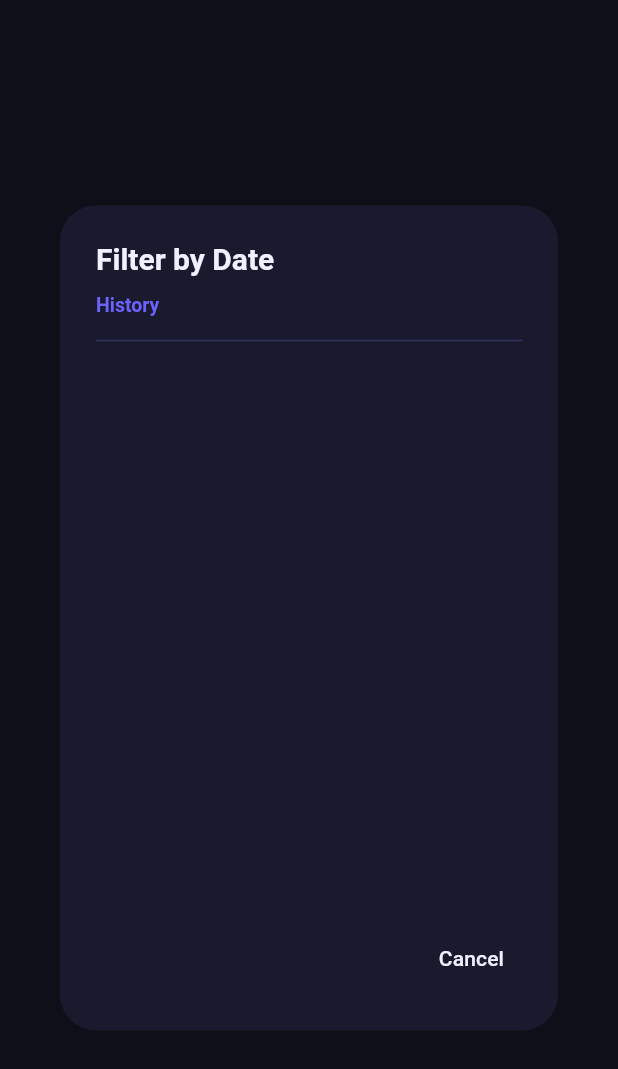
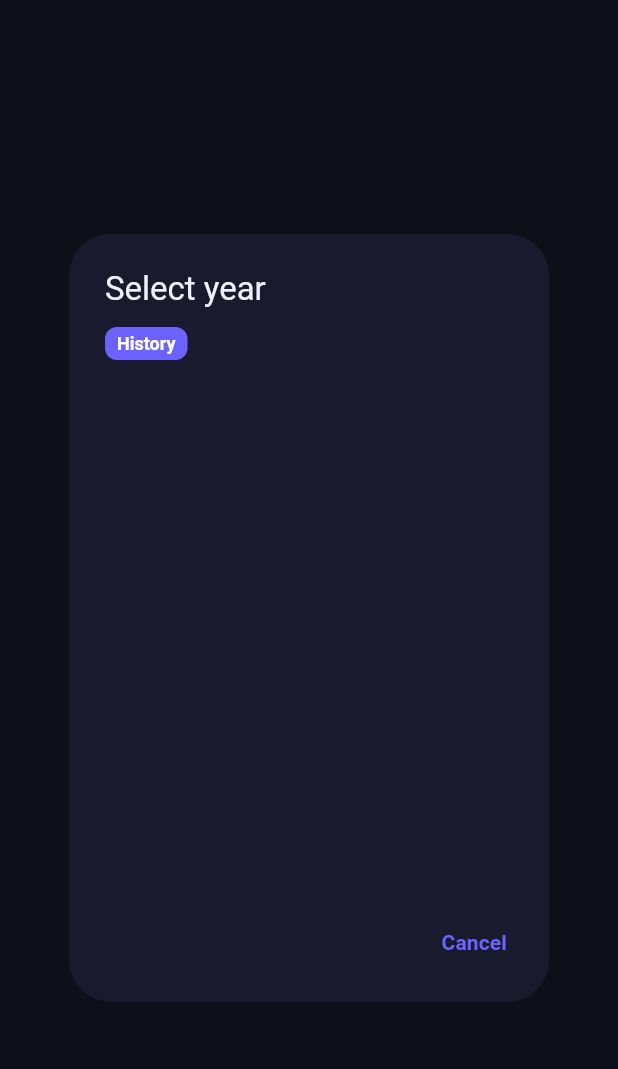
Before and after one commit to SooYM/OCR-II, a Flutter app: the _HierarchicalDatePickerDialog widget shown alone on an empty page, opened directly with empty values, on a phone screen of 412 x 824 dp. Shown: the top 1069 px of the screen. Run offline on Flutter 3.47's test engine with Material 3 defaults, Android fonts, the phone set to English and light mode, and no system bars; our stand-ins replace animate_do, fl_chart, flutter_markdown, image_picker, shared_preferences; accounts and stored records are empty; Roboto replaces fonts that are missing (Helvetica Neue).

Commit message:
UI: Refined hierarchical date picker to Google Material 3 style

```diff
--- a/frontend/lib/screens/main_screen.dart
+++ b/frontend/lib/screens/main_screen.dart
@@ -1849,21 +1849,154 @@ class _HierarchicalDatePickerDialogState extends State<_HierarchicalDatePickerDi
   Widget build(BuildContext context) {
     return AlertDialog(
       backgroundColor: Theme.of(context).colorScheme.surface,
-      shape: RoundedRectangleBorder(borderRadius: BorderRadius.circular(24)),
+      shape: RoundedRectangleBorder(borderRadius: BorderRadius.circular(28)),
       contentPadding: EdgeInsets.zero,
-      title: _buildHeader(),
+      clipBehavior: Clip.antiAlias,
       content: SizedBox(
-        width: double.maxFinite,
-        height: 380,
+        width: 320,
+        child: Column(
+          mainAxisSize: MainAxisSize.min,
+          children: [
+            _buildHeader(),
+            SizedBox(
+              height: 340,
+              child: AnimatedSwitcher(
+                duration: const Duration(milliseconds: 300),
+                transitionBuilder: (Widget child, Animation<double> animation) {
+                  return FadeTransition(
+                    opacity: animation,
+                    child: SlideTransition(
+                      position: Tween<Offset>(
+                        begin: const Offset(0.05, 0),
+                        end: Offset.zero,
+                      ).animate(animation),
+                      child: child,
+                    ),
+                  );
+                },
+                child: KeyedSubtree(
+                  key: ValueKey('${_selectedYear}_${_selectedMonth}'),
                   child: _buildBody(),
                 ),
-      actions: [
+              ),
+            ),
+            _buildFooter(),
+          ],
+        ),
+      ),
+    );
+  }
+
+  Widget _buildHeader() {
+    final colorScheme = Theme.of(context).colorScheme;
+    return Container(
+      padding: const EdgeInsets.fromLTRB(24, 24, 16, 16),
+      color: colorScheme.surface,
+      child: Column(
+        crossAxisAlignment: CrossAxisAlignment.start,
+        children: [
+          Row(
+            children: [
+              if (_selectedYear != null)
+                IconButton(
+                  icon: const Icon(Icons.arrow_back_rounded, size: 20),
+                  onPressed: () => setState(() {
+                    if (_selectedMonth != null) {
+                      _selectedMonth = null;
+                    } else {
+                      _selectedYear = null;
+                    }
+                  }),
+                  padding: EdgeInsets.zero,
+                  constraints: const BoxConstraints(),
+                ),
+              if (_selectedYear != null) const SizedBox(width: 12),
+              Expanded(
+                child: Text(
+                  _selectedYear == null ? 'Select year' : (_selectedMonth == null ? 'Select month' : 'Select date'),
+                  style: TextStyle(
+                    fontSize: 22,
+                    fontWeight: FontWeight.w400,
+                    color: colorScheme.onSurface,
+                  ),
+                ),
+              ),
+            ],
+          ),
+          const SizedBox(height: 12),
+          Row(
+            children: [
+              _buildBreadcrumb(
+                'History',
+                isActive: _selectedYear == null,
+                onTap: () => setState(() { _selectedYear = null; _selectedMonth = null; }),
+              ),
+              if (_selectedYear != null) ...[
+                _buildBreadcrumbSeparator(),
+                _buildBreadcrumb(
+                  '$_selectedYear',
+                  isActive: _selectedMonth == null,
+                  onTap: () => setState(() { _selectedMonth = null; }),
+                ),
+              ],
+              if (_selectedMonth != null) ...[
+                _buildBreadcrumbSeparator(),
+                _buildBreadcrumb(
+                  DateFormat('MMM').format(DateTime(2022, _selectedMonth!)),
+                  isActive: true,
+                  onTap: () {},
+                ),
+              ],
+            ],
+          ),
+        ],
+      ),
+    );
+  }
+
+  Widget _buildBreadcrumb(String text, {required bool isActive, required VoidCallback onTap}) {
+    final colorScheme = Theme.of(context).colorScheme;
+    return GestureDetector(
+      onTap: onTap,
+      child: Container(
+        padding: const EdgeInsets.symmetric(horizontal: 8, vertical: 4),
+        decoration: BoxDecoration(
+          color: isActive ? colorScheme.primaryContainer : Colors.transparent,
+          borderRadius: BorderRadius.circular(8),
+        ),
+        child: Text(
+          text,
+          style: TextStyle(
+            fontSize: 12,
+            fontWeight: isActive ? FontWeight.w600 : FontWeight.w500,
+            color: isActive ? colorScheme.onPrimaryContainer : colorScheme.onSurfaceVariant,
+          ),
+        ),
+      ),
+    );
+  }
+
+  Widget _buildBreadcrumbSeparator() {
+    return Padding(
+      padding: const EdgeInsets.symmetric(horizontal: 4),
+      child: Icon(Icons.chevron_right_rounded, size: 14, color: Theme.of(context).colorScheme.onSurfaceVariant.withValues(alpha: 0.5)),
+    );
+  }
+
+  Widget _buildFooter() {
+    final colorScheme = Theme.of(context).colorScheme;
+    return Padding(
+      padding: const EdgeInsets.fromLTRB(16, 8, 16, 16),
+      child: Row(
+        mainAxisAlignment: MainAxisAlignment.end,
+        children: [
           TextButton(
             onPressed: () => Navigator.pop(context),
-          child: Text('Cancel', style: TextStyle(color: Theme.of(context).colorScheme.onSurfaceVariant)),
-        ),
-        if (_selectedYear != null)
-          ElevatedButton(
+            child: Text('Cancel', style: TextStyle(color: colorScheme.primary, fontWeight: FontWeight.w600)),
+          ),
+          if (_selectedYear != null) ...[
+            const SizedBox(width: 8),
+            FilledButton(
               onPressed: () {
                 if (_selectedMonth != null) {
                   final start = DateTime(_selectedYear!, _selectedMonth!, 1);
@@ -1875,58 +2008,17 @@ class _HierarchicalDatePickerDialogState extends State<_HierarchicalDatePickerDi
                   _applyFilter(DateTimeRange(start: start, end: end));
                 }
               },
-            style: ElevatedButton.styleFrom(
-              backgroundColor: Theme.of(context).colorScheme.primary,
-              foregroundColor: Colors.white,
-              elevation: 0,
-              shape: RoundedRectangleBorder(borderRadius: BorderRadius.circular(12)),
-            ),
-            child: Text(_selectedMonth != null ? 'Select Full Month' : 'Select Full Year'),
-          ),
-      ],
-    );
-  }
-
-  Widget _buildHeader() {
-    return Column(
-      crossAxisAlignment: CrossAxisAlignment.start,
-      children: [
-        const Text('Filter by Date', style: TextStyle(fontSize: 20, fontWeight: FontWeight.w700)),
-        const SizedBox(height: 12),
-        Row(
-          children: [
-            GestureDetector(
-              onTap: () => setState(() { _selectedYear = null; _selectedMonth = null; }),
-              child: Text('History', style: TextStyle(
-                fontSize: 13,
-                fontWeight: _selectedYear == null ? FontWeight.w700 : FontWeight.w500,
-                color: _selectedYear == null ? Theme.of(context).colorScheme.primary : Theme.of(context).colorScheme.onSurfaceVariant,
-              )),
-            ),
-            if (_selectedYear != null) ...[
-              Icon(Icons.chevron_right_rounded, size: 16, color: Theme.of(context).colorScheme.onSurfaceVariant),
-              GestureDetector(
-                onTap: () => setState(() { _selectedMonth = null; }),
-                child: Text('$_selectedYear', style: TextStyle(
-                  fontSize: 13,
-                  fontWeight: _selectedMonth == null ? FontWeight.w700 : FontWeight.w500,
-                  color: _selectedMonth == null ? Theme.of(context).colorScheme.primary : Theme.of(context).colorScheme.onSurfaceVariant,
-                )),
-              ),
-            ],
-            if (_selectedMonth != null) ...[
-              Icon(Icons.chevron_right_rounded, size: 16, color: Theme.of(context).colorScheme.onSurfaceVariant),
-              Text(DateFormat('MMMM').format(DateTime(2022, _selectedMonth!)), style: TextStyle(
-                fontSize: 13,
-                fontWeight: FontWeight.w700,
-                color: Theme.of(context).colorScheme.primary,
-              )),
-            ],
-          ],
-        ),
-        const SizedBox(height: 8),
-        Divider(color: Theme.of(context).colorScheme.outline),
-      ],
+              style: FilledButton.styleFrom(
+                backgroundColor: colorScheme.primary,
+                foregroundColor: colorScheme.onPrimary,
+                shape: RoundedRectangleBorder(borderRadius: BorderRadius.circular(20)),
+                padding: const EdgeInsets.symmetric(horizontal: 20),
+              ),
+              child: Text(_selectedMonth != null ? 'Use full month' : 'Use full year'),
+            ),
+          ],
+        ],
+      ),
     );
   }
 
@@ -1941,12 +2033,13 @@ class _HierarchicalDatePickerDialogState extends State<_HierarchicalDatePickerDi
   }
 
   Widget _buildYearGrid() {
+    final colorScheme = Theme.of(context).colorScheme;
     return GridView.builder(
-      padding: const EdgeInsets.all(16),
+      padding: const EdgeInsets.symmetric(horizontal: 24, vertical: 8),
       gridDelegate: const SliverGridDelegateWithFixedCrossAxisCount(
         crossAxisCount: 3,
-        crossAxisSpacing: 12,
-        mainAxisSpacing: 12,
+        crossAxisSpacing: 8,
+        mainAxisSpacing: 8,
         childAspectRatio: 1.8,
       ),
       itemCount: _years.length,
@@ -1958,10 +2051,10 @@ class _HierarchicalDatePickerDialogState extends State<_HierarchicalDatePickerDi
           child: Container(
             alignment: Alignment.center,
             decoration: BoxDecoration(
-              border: Border.all(color: Theme.of(context).colorScheme.outline),
+              border: Border.all(color: colorScheme.outlineVariant),
               borderRadius: BorderRadius.circular(12),
             ),
-            child: Text('$year', style: const TextStyle(fontWeight: FontWeight.w600)),
+            child: Text('$year', style: TextStyle(fontWeight: FontWeight.w500, color: colorScheme.onSurface)),
           ),
         );
       },
@@ -1969,6 +2062,7 @@ class _HierarchicalDatePickerDialogState extends State<_HierarchicalDatePickerDi
   }
 
   Widget _buildMonthGrid() {
+    final colorScheme = Theme.of(context).colorScheme;
     final availableMonths = widget.availableDates
         .where((d) => d.year == _selectedYear)
         .map((d) => d.month)
@@ -1976,11 +2070,11 @@ class _HierarchicalDatePickerDialogState extends State<_HierarchicalDatePickerDi
         .toList()..sort();
 
     return GridView.builder(
-      padding: const EdgeInsets.all(16),
+      padding: const EdgeInsets.symmetric(horizontal: 24, vertical: 8),
       gridDelegate: const SliverGridDelegateWithFixedCrossAxisCount(
         crossAxisCount: 3,
-        crossAxisSpacing: 12,
-        mainAxisSpacing: 12,
+        crossAxisSpacing: 8,
+        mainAxisSpacing: 8,
         childAspectRatio: 1.5,
       ),
       itemCount: availableMonths.length,
@@ -1993,10 +2087,10 @@ class _HierarchicalDatePickerDialogState extends State<_HierarchicalDatePickerDi
           child: Container(
             alignment: Alignment.center,
             decoration: BoxDecoration(
-              border: Border.all(color: Theme.of(context).colorScheme.outline),
+              border: Border.all(color: colorScheme.outlineVariant),
               borderRadius: BorderRadius.circular(12),
             ),
-            child: Text(monthName, style: const TextStyle(fontWeight: FontWeight.w600)),
+            child: Text(monthName, style: TextStyle(fontWeight: FontWeight.w500, color: colorScheme.onSurface)),
           ),
         );
       },
@@ -2004,35 +2098,50 @@ class _HierarchicalDatePickerDialogState extends State<_HierarchicalDatePickerDi
   }
 
   Widget _buildDayPicker() {
+    final colorScheme = Theme.of(context).colorScheme;
     final availableDays = widget.availableDates
         .where((d) => d.year == _selectedYear && d.month == _selectedMonth)
         .map((d) => d.day)
         .toSet()
         .toList()..sort();
 
-    return ListView.separated(
-      padding: const EdgeInsets.all(16),
+    return ListView.builder(
+      padding: const EdgeInsets.symmetric(horizontal: 24, vertical: 8),
       itemCount: availableDays.length,
-      separatorBuilder: (context, index) => const SizedBox(height: 8),
       itemBuilder: (context, index) {
         final day = availableDays[index];
         final date = DateTime(_selectedYear!, _selectedMonth!, day);
-        return ListTile(
+        return Padding(
+          padding: const EdgeInsets.only(bottom: 8.0),
+          child: InkWell(
             onTap: () {
               final start = DateTime(_selectedYear!, _selectedMonth!, day);
               final end = DateTime(_selectedYear!, _selectedMonth!, day, 23, 59, 59);
               _applyFilter(DateTimeRange(start: start, end: end));
             },
-          dense: true,
-          shape: RoundedRectangleBorder(
             borderRadius: BorderRadius.circular(12),
-            side: BorderSide(color: Theme.of(context).colorScheme.outline),
-          ),
-          leading: Icon(Icons.calendar_today_rounded, size: 18, color: Theme.of(context).colorScheme.primary),
-          title: Text(DateFormat('EEEE, MMM d').format(date), style: const TextStyle(fontWeight: FontWeight.w600)),
-          trailing: Icon(Icons.chevron_right_rounded, color: Theme.of(context).colorScheme.onSurfaceVariant),
-        );
-      },
-    );
-  }
-}
+            child: Container(
+              padding: const EdgeInsets.symmetric(horizontal: 16, vertical: 12),
+              decoration: BoxDecoration(
+                border: Border.all(color: colorScheme.outlineVariant),
+                borderRadius: BorderRadius.circular(12),
+              ),
+              child: Row(
+                children: [
+                  Icon(Icons.event_available_rounded, size: 18, color: colorScheme.primary),
+                  const SizedBox(width: 12),
+                  Text(
+                    DateFormat('EEEE, MMM d').format(date),
+                    style: TextStyle(fontWeight: FontWeight.w500, color: colorScheme.onSurface),
+                  ),
+                  const Spacer(),
+                  Icon(Icons.chevron_right_rounded, size: 18, color: colorScheme.onSurfaceVariant),
+                ],
+              ),
+            ),
+          ),
+        );
+      },
+    );
+  }
+}
```
Lines whose indentation alone changed are shown as unchanged.
